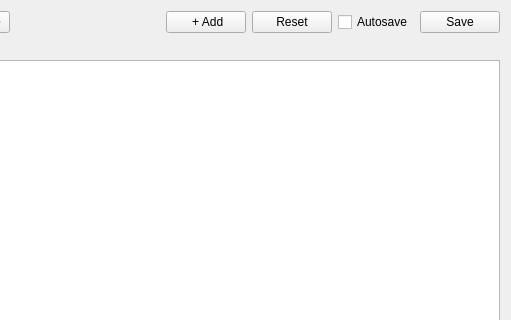
First picture: the form in widget.ui, repository xnumad/Notes, before the edit; both pictures show x 269 to 780 and y 0 to 320 of the 780 by 411 pixel window.
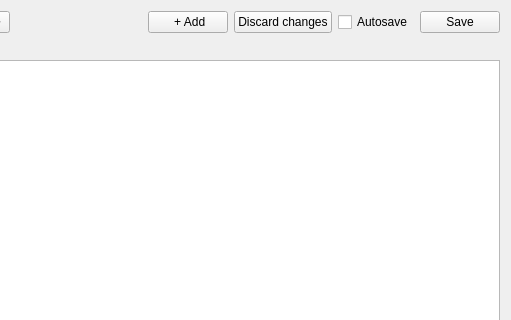
Second picture: the form after the edit.

Commit message: Rename Reload/Reset button to Discard (changes) button

The edit to the form file:
```diff
--- a/widget.ui
+++ b/widget.ui
@@ -110,7 +110,7 @@
           <string>Undo all changes and load the note in its saved state</string>
          </property>
          <property name="text">
-          <string>Reset</string>
+          <string>Discard changes</string>
          </property>
         </widget>
        </item>
```
Left out of the diff: 4 changed lines with no effect on the pictures. The commit also changes 2 other files.
